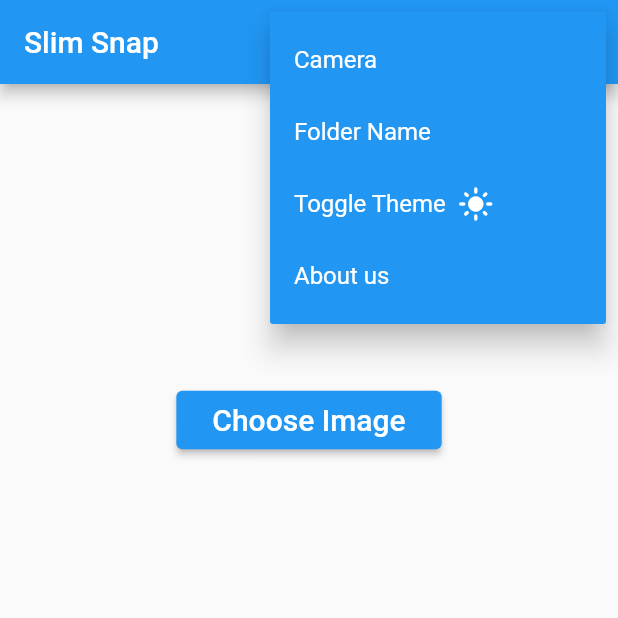
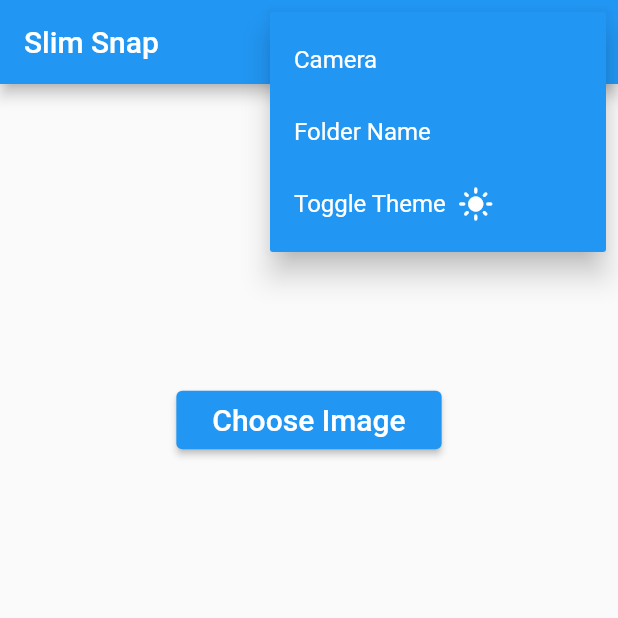
Before and after one commit to Parthis1833/Slim-Snap, a Flutter app: the screen it shows after launch, after a tap on the "menu" icon, on a phone screen of 412 x 824 dp, the top half of it. Run offline on Flutter 3.47's test engine with Material 2 defaults, Android fonts, the light colour scheme and no system bars; our stand-ins replace flutter_image_compress, get, get_storage, image_picker, permission_handler, share_plus.

```diff
--- a/lib/app/modules/home/views/home_view.dart
+++ b/lib/app/modules/home/views/home_view.dart
@@ -74,13 +74,7 @@ class HomeView extends GetView<HomeController> {
                   ],
                 ),
               ),
-              const PopupMenuItem<int>(
-                value: 3,
-                child: Text(
-                  "About us",
-                  style: TextStyle(color: Colors.white),
-                ),
-              ),
+
             ],
           ),
         ],
```
Also changed, not shown: 6 other files.
